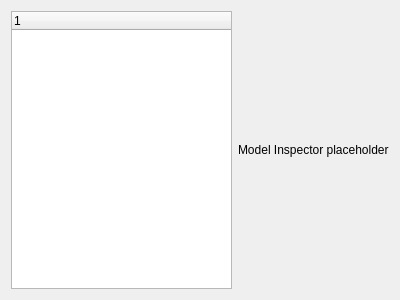
This is src/modelinspector/modelinspector.ui in GAMS-dev/gams-mii as Qt 5 draws it before an edit. The edited form follows.
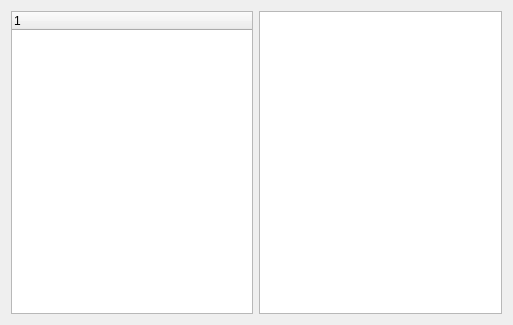
This is the edited form.

```diff
--- a/src/modelinspector/modelinspector.ui
+++ b/src/modelinspector/modelinspector.ui
@@ -6,8 +6,8 @@
    <rect>
     <x>0</x>
     <y>0</y>
-    <width>400</width>
-    <height>300</height>
+    <width>513</width>
+    <height>325</height>
    </rect>
   </property>
   <property name="windowTitle">
@@ -24,11 +24,7 @@
     </widget>
    </item>
    <item>
-    <widget class="QLabel" name="label">
-     <property name="text">
-      <string>Model Inspector placeholder</string>
-     </property>
-    </widget>
+    <widget class="QTextEdit" name="textEdit"/>
    </item>
   </layout>
  </widget>
```
